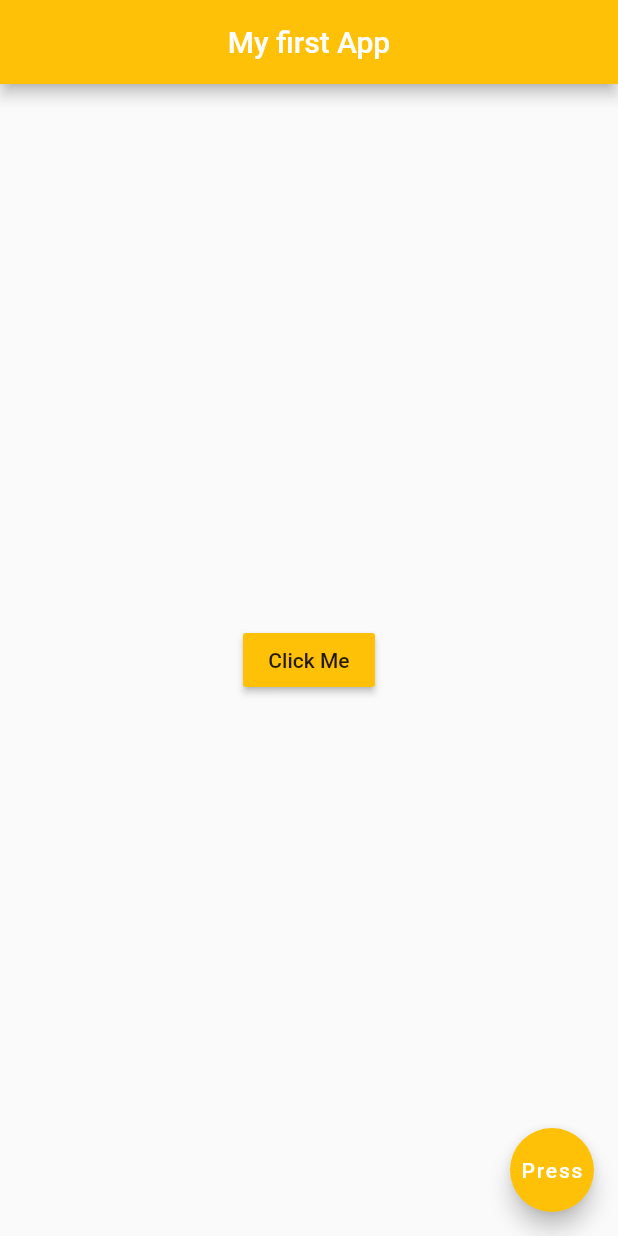
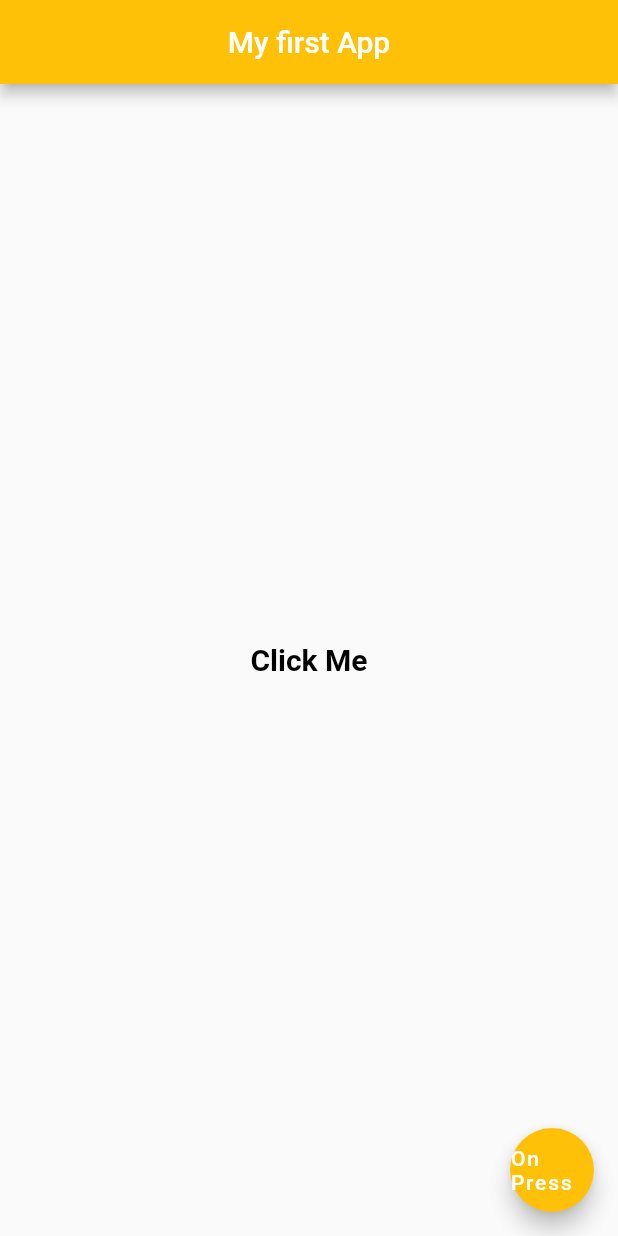
Before and after one commit to HaroonAS786/flutterDemoApp, a Flutter app: the screen it shows after launch, on a phone screen of 412 x 824 dp. Run offline on Flutter 3.47's test engine with Material 2 defaults, Android fonts, the phone set to English and light mode, and no system bars.

Commit message:
Update main.dart
Update the Text field and float action button text.

```diff
--- a/lib/main.dart
+++ b/lib/main.dart
@@ -28,26 +28,27 @@ class Home extends StatelessWidget{
 
           // child: Image.asset('assets/splash.jpg'),
 
-        child: RaisedButton(
-          onPressed: (){},
-          child: Text('Click Me'),
-          color: Colors.amber,
-        ),
+        child:
+        // RaisedButton(
+        //   onPressed: (){},
+        //   child: Text('Click Me'),
+        //   color: Colors.amber,
+        // ),
 
-        // Text("Hello",
-        //   style: TextStyle(
-        //     fontSize: 20,
-        //     fontWeight: FontWeight.bold,
-        //     color: Colors.black,
-        //
-        //   ),
+        Text("Click Me",
+          style: TextStyle(
+            fontSize: 20,
+            fontWeight: FontWeight.bold,
+            color: Colors.black,
+
+          ),
 
 
         ),
-
+        ),
 
         floatingActionButton: FloatingActionButton(onPressed: () => {},
-          child: Text("Press"),
+          child: Text("On Press"),
           backgroundColor: Colors.amber,
 
         ),
```
